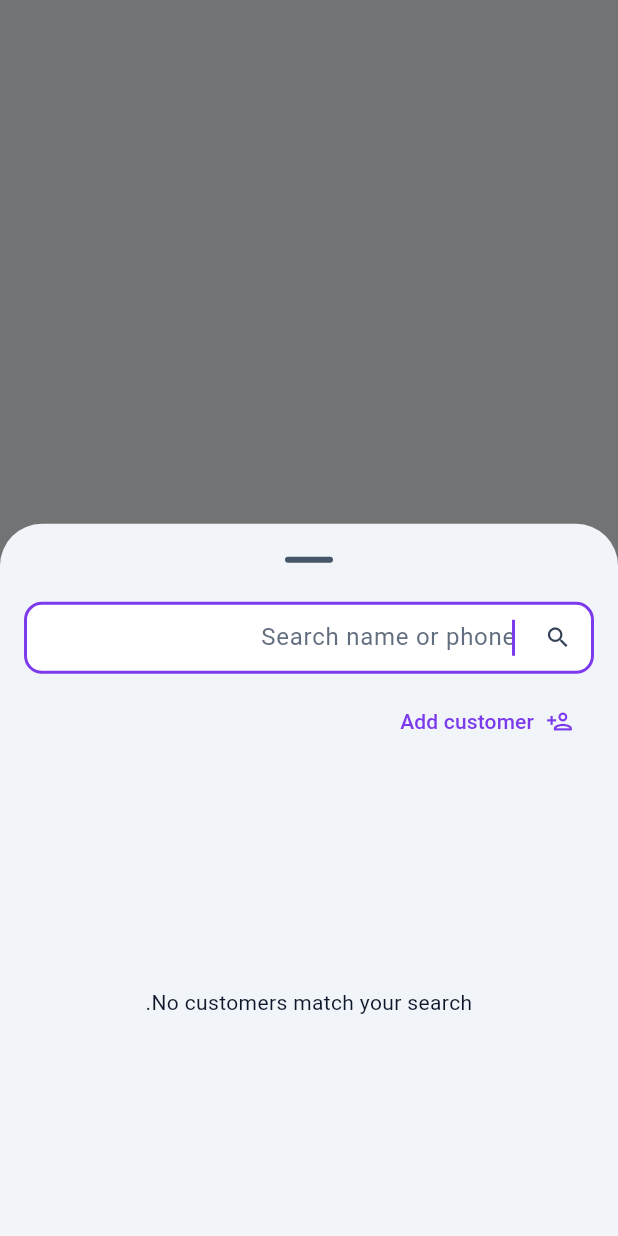
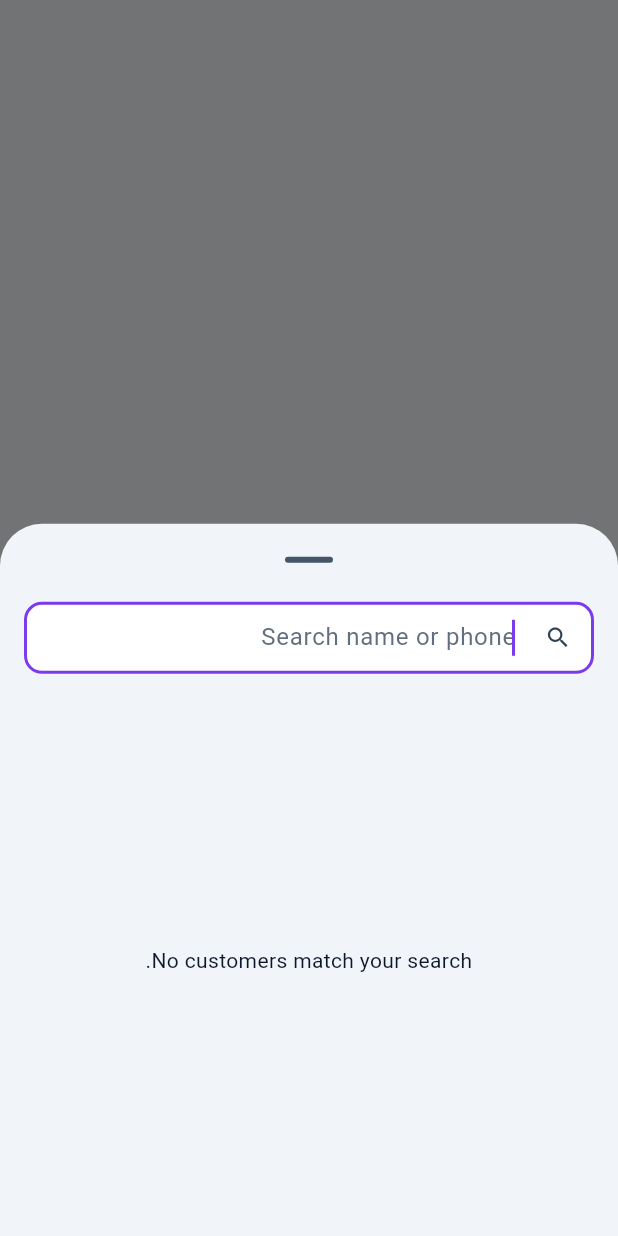
Before and after one commit to Mohammadafzalakbari2022/Mohammadafzalakbari2022, a Flutter app: what showOrderComposerCustomerPicker() shows on an empty page, opened directly with empty values, on a phone screen of 412 x 824 dp. Run offline on Flutter 3.47's test engine with Material 3 defaults, Android fonts, the phone set to English and light mode, and no system bars; our stand-ins replace connectivity_plus, file_picker, fl_chart, flutter_contacts, flutter_riverpod, go_router and 8 more; missing offline and left inert: esc_pos_utils; accounts and stored records are empty; generated files the repository leaves out were written again.

Commit message:
Open Add New Customer from new order customer row; remove duplicate CTA in search picker.
Style settings sub-routes use root navigator so back returns to settings hub.

Co-authored-by: Cursor <cursoragent@cursor.com>

```diff
--- a/lib/features/orders/order_composer_customer_picker.dart
+++ b/lib/features/orders/order_composer_customer_picker.dart
@@ -3,13 +3,12 @@ import 'package:pride_v3/l10n/app_localizations.dart';
 
 import '../../data/local/customer_summary.dart';
 
-/// Search-and-pick sheet for [OrderComposerScreen] and order-flow new customer.
+/// Search-and-pick sheet for existing customers (order composer search, new-customer search action).
 Future<CustomerSummary?> showOrderComposerCustomerPicker({
   required BuildContext context,
   required List<CustomerSummary> customers,
   required AppLocalizations l10n,
   String? selectedId,
-  VoidCallback? onAddCustomer,
 }) {
   return showModalBottomSheet<CustomerSummary>(
     context: context,
@@ -19,7 +18,6 @@ Future<CustomerSummary?> showOrderComposerCustomerPicker({
       customers: customers,
       l10n: l10n,
       selectedId: selectedId,
-      onAddCustomer: onAddCustomer,
     ),
   );
 }
@@ -29,13 +27,11 @@ class _OrderComposerCustomerPickerSheet extends StatefulWidget {
     required this.customers,
     required this.l10n,
     this.selectedId,
-    this.onAddCustomer,
   });
 
   final List<CustomerSummary> customers;
   final AppLocalizations l10n;
   final String? selectedId;
-  final VoidCallback? onAddCustomer;
 
   @override
   State<_OrderComposerCustomerPickerSheet> createState() =>
@@ -80,21 +76,6 @@ class _OrderComposerCustomerPickerSheetState
                   onChanged: (_) => setState(() {}),
                 ),
               ),
-              if (widget.onAddCustomer != null)
-                Padding(
-                  padding: const EdgeInsets.fromLTRB(16, 0, 16, 8),
-                  child: Align(
-                    alignment: AlignmentDirectional.centerStart,
-                    child: TextButton.icon(
-                      onPressed: () {
-                        Navigator.of(context).pop();
-                        widget.onAddCustomer!();
-                      },
-                      icon: const Icon(Icons.person_add_outlined),
-                      label: Text(widget.l10n.customersAddCta),
-                    ),
-                  ),
-                ),
               Expanded(
                 child: _CustomerPickerList(
                   customers: widget.customers,
--- a/lib/features/orders/order_composer_screen.dart
+++ b/lib/features/orders/order_composer_screen.dart
@@ -227,7 +227,6 @@ class _OrderComposerScreenState extends ConsumerState<OrderComposerScreen> {
       customers: list,
       l10n: l10n,
       selectedId: _selectedCustomerId,
-      onAddCustomer: () => _openNewCustomerForm(context),
     );
     if (picked != null && mounted) _applyCustomer(picked);
   }
@@ -772,7 +771,7 @@ class _OrderComposerScreenState extends ConsumerState<OrderComposerScreen> {
                           tooltip: l10n.editCta,
                           onPressed: _clearSelectedCustomer,
                         ),
-                  onTap: () => _pickExistingCustomer(context, l10n),
+                  onTap: () => _openNewCustomerForm(context),
                 ),
                 if (_selectedCustomerId == null)
                   _composerRequiredHint(l10n.ordersComposerCustomerRequired),
--- a/lib/router/app_router.dart
+++ b/lib/router/app_router.dart
@@ -284,16 +284,19 @@ final goRouterProvider = Provider<GoRouter>((ref) {
                     routes: [
                       GoRoute(
                         path: 'names',
+                        parentNavigatorKey: appRootNavigatorKey,
                         builder: (context, state) =>
                             const SettingsStyleNamesScreen(),
                       ),
                       GoRoute(
                         path: 'parts',
+                        parentNavigatorKey: appRootNavigatorKey,
                         builder: (context, state) =>
                             const SettingsStylePartsScreen(),
                       ),
                       GoRoute(
                         path: 'figures',
+                        parentNavigatorKey: appRootNavigatorKey,
                         builder: (context, state) =>
                             const SettingsStyleFiguresScreen(),
                       ),
```
